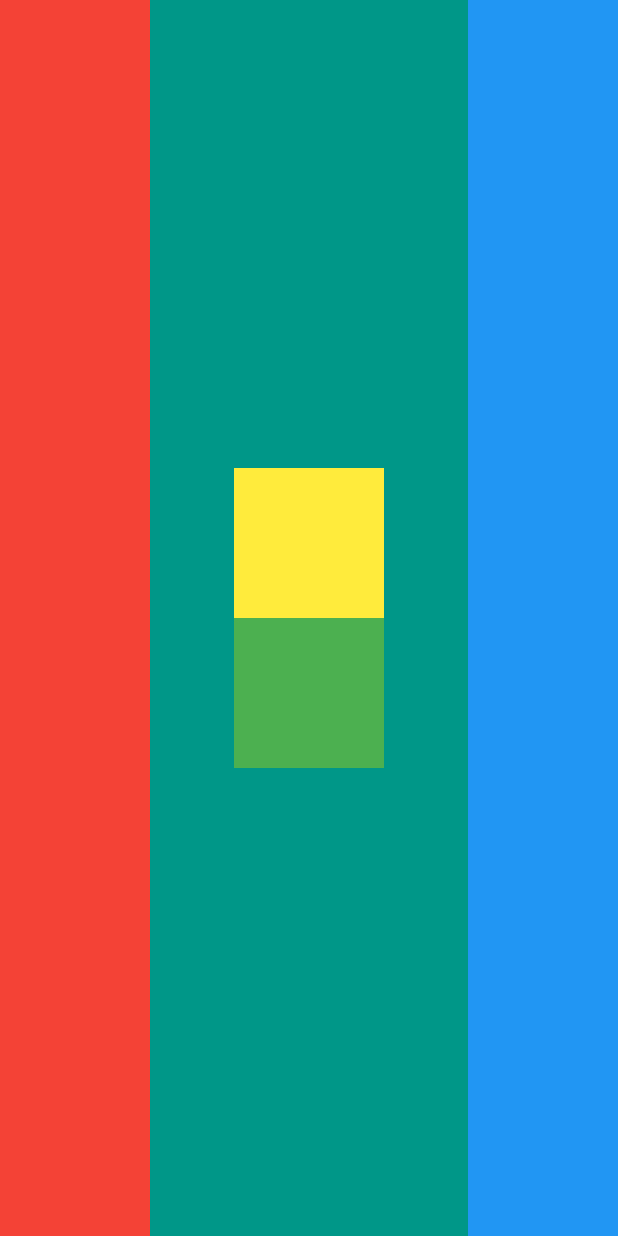
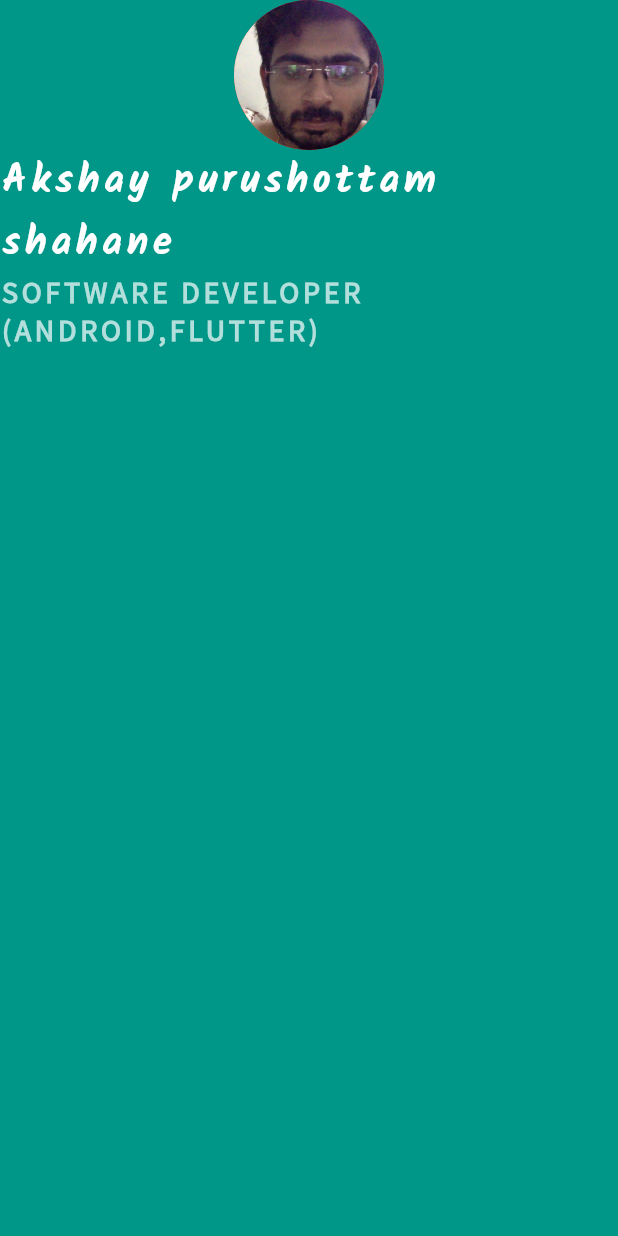
Before and after one commit to akshay3015/my_card_flutter, a Flutter app: the screen it shows after launch, on a phone screen of 412 x 824 dp. Run offline on Flutter 3.47's test engine with Material 2 defaults, Android fonts, the phone set to English and light mode, and no system bars.

Commit message:
feat : learnt how to user circle avatar , how to  add and use custom font with style

```diff
--- a/lib/main.dart
+++ b/lib/main.dart
@@ -11,36 +11,31 @@ class MyCardApp extends StatelessWidget {
       home: Scaffold(
         backgroundColor: Colors.teal,
         body: SafeArea(
-          child: Row(
-            crossAxisAlignment: CrossAxisAlignment.stretch,
-            mainAxisAlignment: MainAxisAlignment.spaceBetween,
-            children: <Widget>[
-              Container(
-                width: 100.00,
-                color: Colors.red,
-              ),
-              Column(
-                mainAxisAlignment: MainAxisAlignment.center,
-                children: <Widget>[
-                  Container(
-                    width: 100.00,
-                    height: 100.00,
-                    color: Colors.yellow,
-                  ),
-                  Container(
-                    width: 100.00,
-                    height: 100.00,
-                    color: Colors.green,
-                  ),
-                ],
-              ),
-              Container(
-                width: 100.00,
-                color: Colors.blue,
-              ),
-            ],
-          ),
-        ),
+            child: Column(
+          children: <Widget>[
+            CircleAvatar(
+              radius: 50.0,
+              backgroundColor: Colors.red,
+              backgroundImage: AssetImage('images/akshay.jpg'),
+            ),
+            Text(
+              'Akshay purushottam shahane',
+              style: TextStyle(
+                  fontFamily: 'Kalam',
+                  fontSize: 26.0,
+                  color: Colors.white,
+                  letterSpacing: 3.0,
+                  fontWeight: FontWeight.bold),
+            ),
+            Text('SOFTWARE DEVELOPER (ANDROID,FLUTTER)',
+                style: TextStyle(
+                    fontSize: 20.00,
+                    color: Colors.teal.shade100,
+                    letterSpacing: 2.5,
+                    fontWeight: FontWeight.bold,
+                    fontFamily: 'SourceSansPro'))
+          ],
+        )),
       ),
     );
   }
```
Also changed, not shown: pubspec.yaml (+10 -6 lines), fonts/Kalam-Bold.ttf (added), fonts/Kalam-Regular.ttf (added), fonts/SourceSansPro-Regular.ttf (added), images/akshay.jpg (added).
